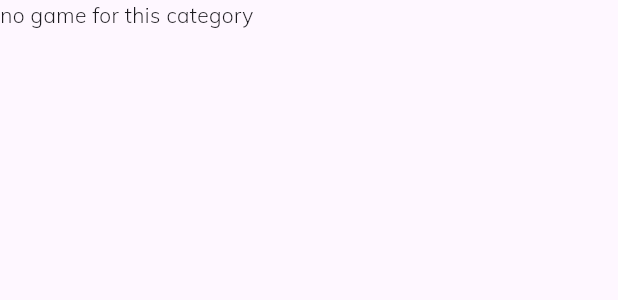
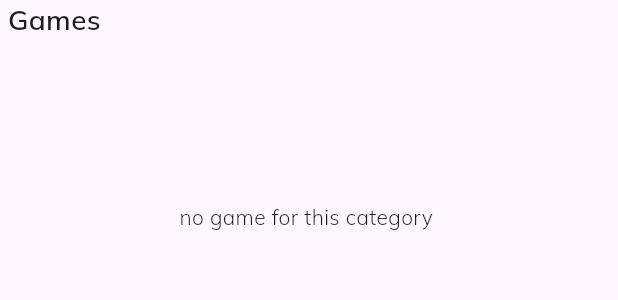
Before and after one commit to tarik350/loto-app, a Flutter app: the GameCategoryCard widget shown alone on an empty page, opened directly with empty values, on a phone screen of 412 x 824 dp. Shown: the top 300 px of the screen. Run offline on Flutter 3.47's test engine with Material 3 defaults, Android fonts, the phone set to English and light mode, and no system bars; our stand-ins replace auto_route, dartz, dio, easy_localization, flutter_bloc, flutter_dotenv and 7 more; accounts and stored records are empty; network calls fail.

Commit message:
minor adjustment

```diff
--- a/lib/src/features/home/presentation/pages/home_page.dart
+++ b/lib/src/features/home/presentation/pages/home_page.dart
@@ -100,11 +100,23 @@ class GameCategoryCard extends StatelessWidget {
 
   @override
   Widget build(BuildContext context) {
-    if (category.gamesCount == 0) {
-      return Text('no game for this category');
-    }
     return SizedBox(
-      height: 300.h,
+      height: 255.h,
+      child: Column(
+        mainAxisAlignment: MainAxisAlignment.start,
+        crossAxisAlignment: CrossAxisAlignment.start,
+        children: [
+          Text(
+            '${category.titleAm} Games',
+            style: TextStyle(
+                fontWeight: FontWeight.bold, fontSize: AppDimensions.fontL),
+          ),
+          category.gamesCount == 0
+              ? Expanded(
+                  child: Center(
+                      child: Text(
+                          'no game for this category ${category.titleEn}')))
+              : Expanded(
                   child: ListView.builder(
                       itemCount: category.games?.length,
                       itemBuilder: (context, index) {
@@ -117,6 +129,9 @@ class GameCategoryCard extends StatelessWidget {
                           winningPrice: category.winningPrize.toString(),
                         );
                       }),
+                ),
+        ],
+      ),
     );
   }
 }
```
Lines whose indentation alone changed are shown as unchanged.
